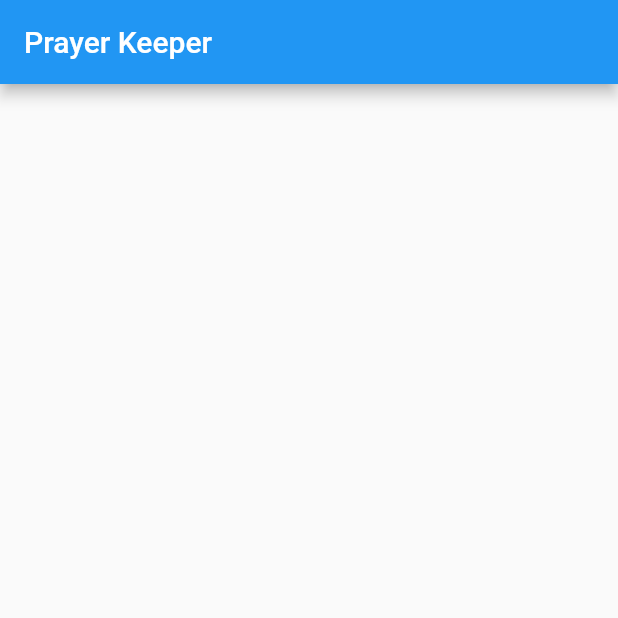
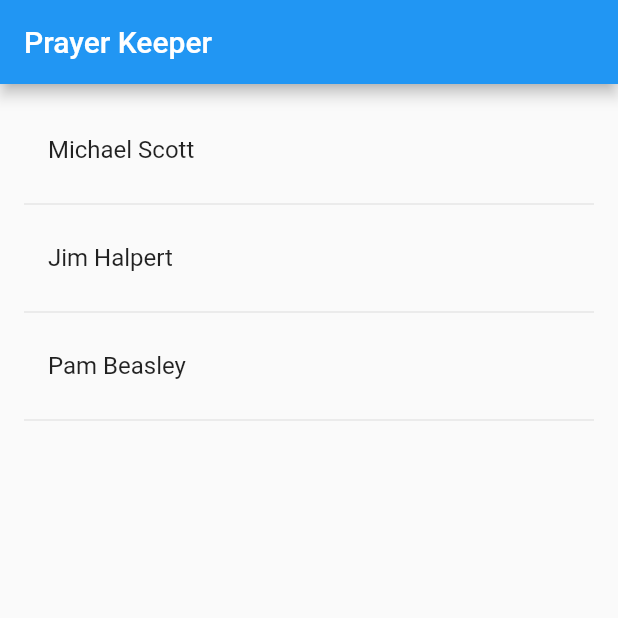
Before and after one commit to winstonlan/PrayerKeeper, a Flutter app: the screen it shows after launch, on a phone screen of 412 x 824 dp, the top half of it. Run offline on Flutter 3.47's test engine with Material 2 defaults, Android fonts, the phone set to English and light mode, and no system bars; our stand-ins replace cloud_firestore; accounts and stored records are empty.

Commit message:
Display Dummy Snapshot Info in List

```diff
--- a/lib/main.dart
+++ b/lib/main.dart
@@ -1,4 +1,5 @@
 import 'package:flutter/material.dart';
+import 'package:cloud_firestore/cloud_firestore.dart';
 
 void main() => runApp(new PrayerKeeperApp());
 
@@ -33,6 +34,30 @@ class _PrayerKeeperState extends State<PrayerKeeper> {
       appBar: new AppBar(
         title: new Text('Prayer Keeper')
       ),
+      body: _buildBody(context),
+    );
+  }
+
+  Widget _buildBody(BuildContext context) {
+    return _buildPeopleList(context, dummySnapshot);
+  }
+
+  Widget _buildPeopleList(BuildContext context, List<Map> snapshot) {
+    return ListView.builder(
+      itemCount: dummySnapshot.length * 2,
+      padding: const EdgeInsets.all(16.0),
+      itemBuilder: (context, i) {
+        if (i.isOdd) return Divider();
+
+        final index = i ~/ 2;
+        return _buildRow(dummySnapshot[index]);
+      }
+    );
+  }
+
+  Widget _buildRow(Map data) {
+    return ListTile(
+      title: Text(data["name"]),
     );
   }
 }
--- a/pubspec.yaml
+++ b/pubspec.yaml
@@ -15,7 +15,7 @@ environment:
 dependencies:
   flutter:
     sdk: flutter
-
+  cloud_firestore: ^0.8.2
   # The following adds the Cupertino Icons font to your application.
   # Use with the CupertinoIcons class for iOS style icons.
   cupertino_icons: ^0.1.2
```
Also changed, not shown: 3 other files.
